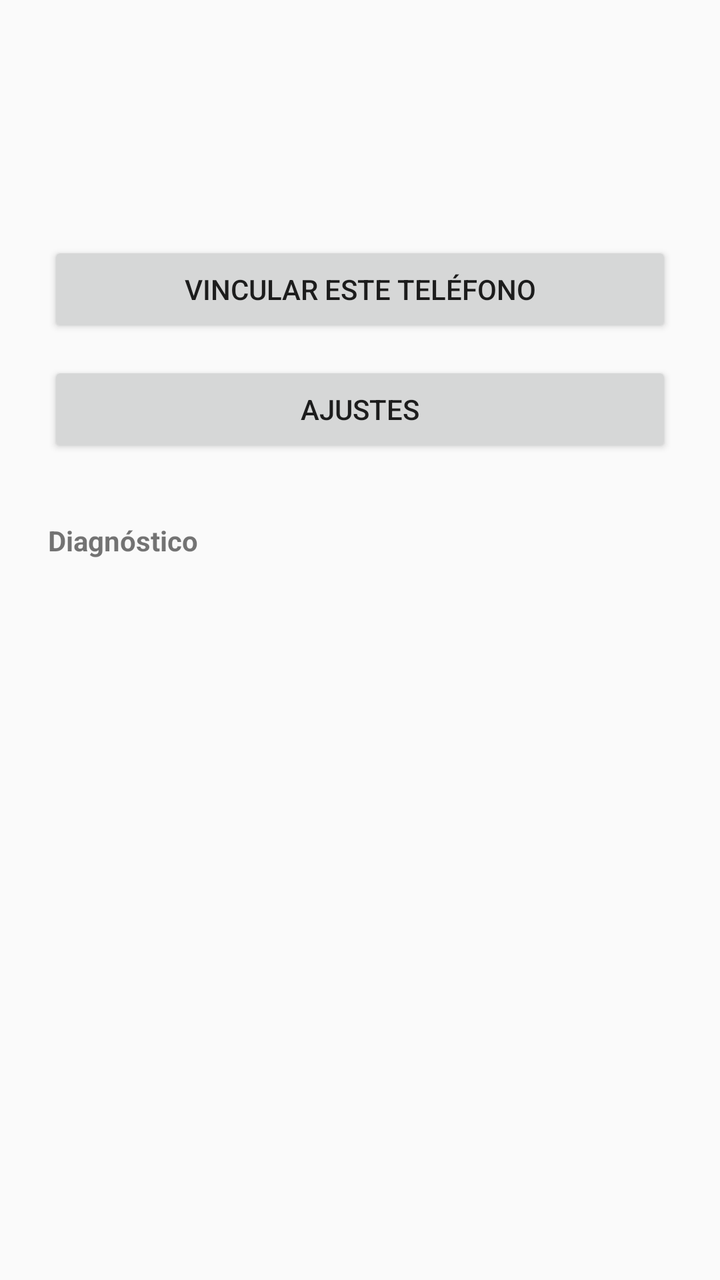
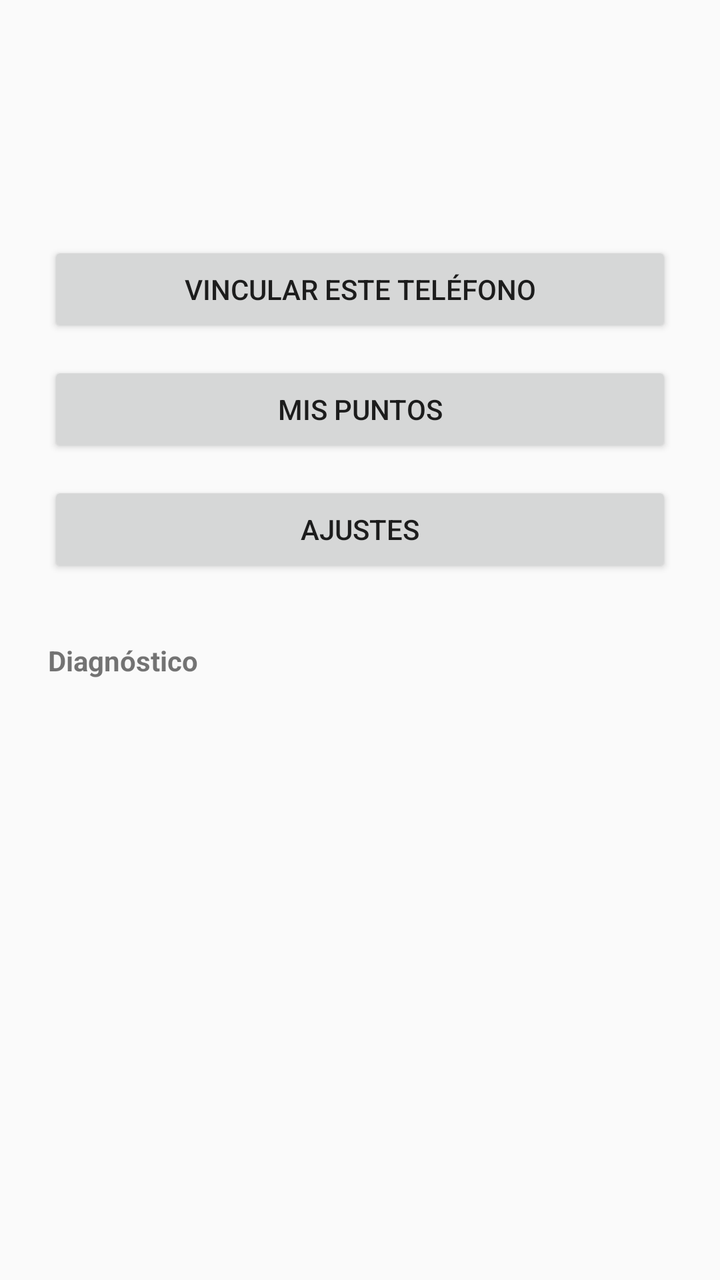

Two renders of the same Android screen: before a commit and after it. Below are the layout's source before the change and the commit's diff.
<!-- AndroidManifest.xml: application theme Theme.EcoStation -->
<!-- res/layout/activity_main.xml -->
<?xml version="1.0" encoding="utf-8"?>
<ScrollView xmlns:android="http://schemas.android.com/apk/res/android"
    android:layout_width="match_parent"
    android:layout_height="match_parent">

    <LinearLayout
        android:layout_width="match_parent"
        android:layout_height="wrap_content"
        android:orientation="vertical"
        android:padding="24dp">

        <TextView
            android:id="@+id/stateView"
            android:layout_width="match_parent"
            android:layout_height="wrap_content"
            android:textSize="32sp"
            android:textStyle="bold" />

        <TextView
            android:id="@+id/hintView"
            android:layout_width="match_parent"
            android:layout_height="wrap_content"
            android:layout_marginTop="8dp"
            android:textSize="16sp" />

        <Button
            android:id="@+id/linkPhone"
            android:layout_width="match_parent"
            android:layout_height="wrap_content"
            android:layout_marginTop="24dp"
            android:text="@string/link_phone" />

        <Button
            android:id="@+id/settingsButton"
            android:layout_width="match_parent"
            android:layout_height="wrap_content"
            android:layout_marginTop="12dp"
            android:text="@string/settings_open" />

        <TextView
            android:layout_width="match_parent"
            android:layout_height="wrap_content"
            android:layout_marginTop="32dp"
            android:text="@string/diag_title"
            android:textStyle="bold" />

        <TextView
            android:id="@+id/diagView"
            android:layout_width="match_parent"
            android:layout_height="wrap_content"
            android:layout_marginTop="8dp"
            android:fontFamily="monospace"
            android:textIsSelectable="true"
            android:textSize="12sp" />

        <TextView
            android:id="@+id/feedView"
            android:layout_width="match_parent"
            android:layout_height="wrap_content"
            android:layout_marginTop="16dp"
            android:fontFamily="monospace"
            android:textIsSelectable="true"
            android:textSize="12sp" />

        
        <TextView
            android:id="@+id/audioView"
            android:layout_width="match_parent"
            android:layout_height="wrap_content"
            android:layout_marginTop="16dp"
            android:fontFamily="monospace"
            android:padding="8dp"
            android:textIsSelectable="true"
            android:textSize="12sp" />
    </LinearLayout>
</ScrollView>
<!-- resources referenced by this layout -->
<resources>
  <string name="diag_title">Diagnóstico</string>
  <string name="link_phone">Vincular este teléfono</string>
  <string name="settings_open">Ajustes</string>
  <style name="Theme.EcoStation" parent="android:Theme.Material.Light.NoActionBar" />
</resources>

<!-- the commit's change to res/layout/activity_main.xml (unified diff, before → after) -->
@@ -29,6 +29,13 @@
             android:layout_height="wrap_content"
             android:layout_marginTop="24dp"
             android:text="@string/link_phone" />
+
+        <Button
+            android:id="@+id/studentButton"
+            android:layout_width="match_parent"
+            android:layout_height="wrap_content"
+            android:layout_marginTop="12dp"
+            android:text="@string/student_open" />
 
         <Button
             android:id="@+id/settingsButton"
<!-- resource entries referenced after the edit -->
@@ -3,6 +3,7 @@
   <string name="diag_title">Diagnóstico</string>
   <string name="link_phone">Vincular este teléfono</string>
   <string name="settings_open">Ajustes</string>
+  <string name="student_open">Mis puntos</string>
   <style name="Theme.EcoStation" parent="android:Theme.Material.Light.NoActionBar" />
 </resources>
 
